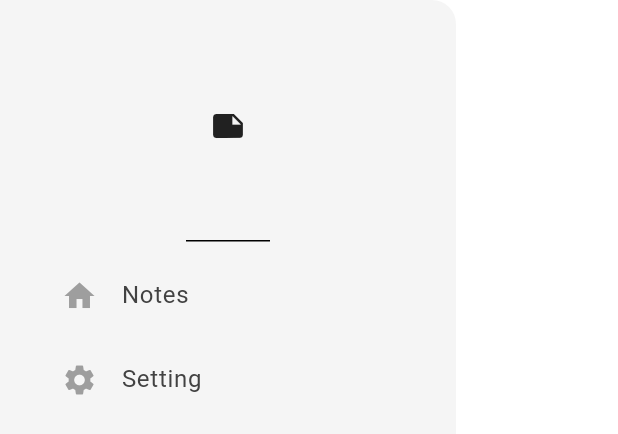
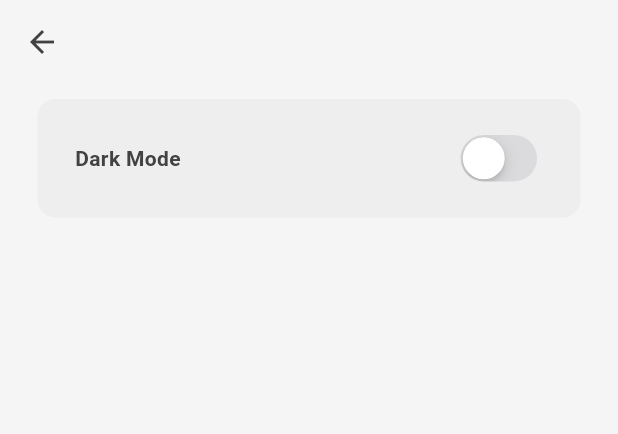
Before and after one commit to siporoz/notes-flutter-app-pet, a Flutter app: the MyDrawer widget shown alone on an empty page, opened directly, after a tap on "Setting", on a phone screen of 412 x 824 dp. Shown: the top 434 px of the screen. Run offline on Flutter 3.47's test engine with Material 3 defaults, Android fonts, the phone set to English and light mode, and no system bars; our stand-ins replace google_fonts, isar; accounts and stored records are empty; generated files the repository leaves out were written again.

Commit message:
feat: add dark mode toggle

```diff
--- a/lib/components/drawer.dart
+++ b/lib/components/drawer.dart
@@ -1,6 +1,7 @@
 import 'package:flutter/material.dart';
 import 'package:flutter/widgets.dart';
 import 'package:minimal_notes_app/components/draw_tile.dart';
+import 'package:minimal_notes_app/pages/settings_page.dart';
 
 class MyDrawer extends StatelessWidget {
   const MyDrawer({super.key});
@@ -27,7 +28,10 @@ class MyDrawer extends StatelessWidget {
           DrawerTile(
             title: 'Setting',
             leading: const Icon(Icons.settings),
-            onTap: () {},
+            onTap: () {
+              Navigator.pop(context);
+              Navigator.push(context, MaterialPageRoute(builder: (context) => const SettingsPage()));
+            },
           )
         ]
       ),
--- /dev/null
+++ b/lib/pages/settings_page.dart
@@ -0,0 +1,46 @@
+import 'package:flutter/cupertino.dart';
+import 'package:flutter/material.dart';
+import 'package:minimal_notes_app/theme/theme_provider.dart';
+import 'package:provider/provider.dart';
+
+class SettingsPage extends StatelessWidget {
+  const SettingsPage({super.key});
+
+  @override
+  Widget build(BuildContext context) {
+    return Scaffold(
+      backgroundColor: Theme.of(context).colorScheme.background,
+      appBar: AppBar(
+        elevation: 0,
+        backgroundColor: Colors.transparent,
+        foregroundColor: Theme.of(context).colorScheme.inversePrimary,
+      ),
+      body: Container(
+        decoration: BoxDecoration(
+          color: Theme.of(context).colorScheme.primary,
+          borderRadius: BorderRadius.circular(12)
+        ),
+        padding: const EdgeInsets.symmetric(vertical: 20, horizontal: 25),
+        margin: const EdgeInsets.only(left: 25, right: 25, top: 10),
+        child: Row(
+          mainAxisAlignment: MainAxisAlignment.spaceBetween,
+          children: [
+            // Dark Mode
+            Text(
+              'Dark Mode',
+              style: TextStyle(
+                fontWeight: FontWeight.bold,
+                color: Theme.of(context).colorScheme.inversePrimary
+              )
+            ),
+            // Switch toggle
+            CupertinoSwitch(
+              value: Provider.of<ThemeProvider>(context, listen: false).isDarkMode,
+              onChanged: (value) => Provider.of<ThemeProvider>(context, listen: false).toggleTheme()
+            )
+          ],
+        ),
+      ),
+    );
+  }
+}
--- a/lib/theme/theme_provider.dart
+++ b/lib/theme/theme_provider.dart
@@ -14,6 +14,7 @@ class ThemeProvider with ChangeNotifier {
   // setter Theme
   set themeData(ThemeData themeData) {
     _themeData = themeData;
+    notifyListeners();
   }
 
   // methods to toggle theme
```
